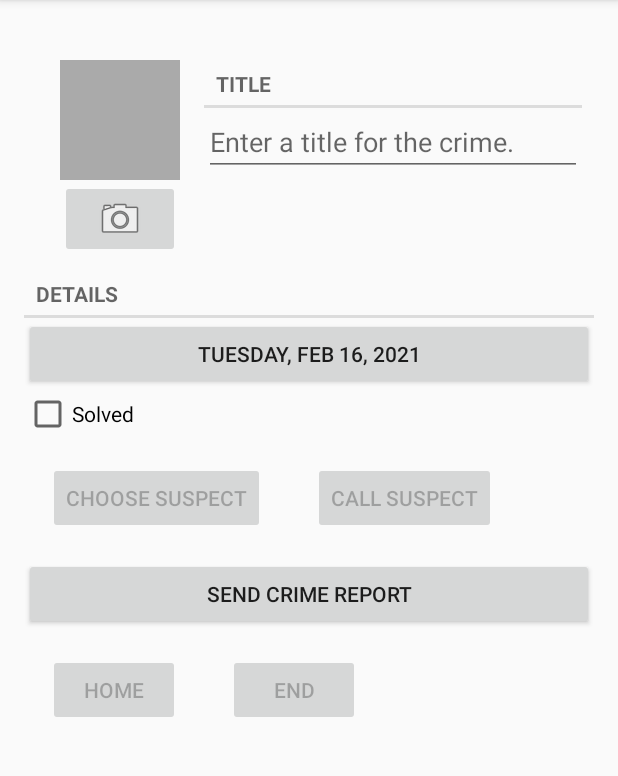
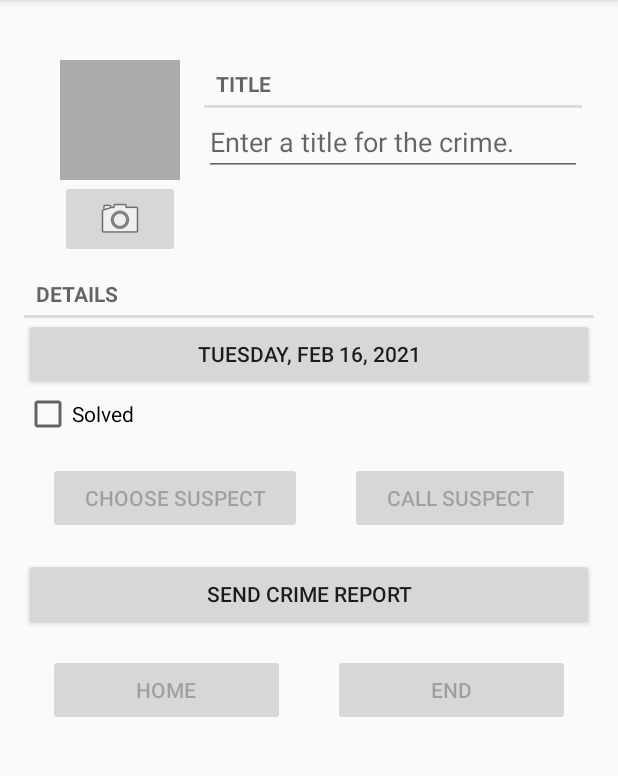
Before and after one commit to PaladiRka/Criminal-Intent, an Android app: the screen it shows after launch (CrimePagerActivity), after a tap on "New Crime", on a phone screen of 412 x 824 dp, the part 84-860 px from its top. Run offline under Robolectric (Android 15) with nearby library versions, the phone set to English and light mode, and no system bars.

Commit message:
Small cute for two button on one line.

```diff
--- a/app/src/main/res/layout/fragment_crime.xml
+++ b/app/src/main/res/layout/fragment_crime.xml
@@ -82,6 +82,7 @@
             android:layout_width="wrap_content"
             android:layout_height="wrap_content"
             android:layout_margin="16dp"
+            android:layout_weight="@android:integer/config_mediumAnimTime"
             android:text="@string/crime_suspect_text" />
 
         <Button
@@ -89,6 +90,7 @@
             android:layout_width="wrap_content"
             android:layout_height="wrap_content"
             android:layout_margin="16dp"
+            android:layout_weight="@android:integer/config_mediumAnimTime"
             android:text="@string/crime_suspect_call_text" />
     </LinearLayout>
 
@@ -108,6 +110,7 @@
             android:layout_width="wrap_content"
             android:layout_height="wrap_content"
             android:layout_margin="16dp"
+            android:layout_weight="@android:integer/config_mediumAnimTime"
             android:text="@string/home" />
 
         <Button
@@ -115,6 +118,7 @@
             android:layout_width="wrap_content"
             android:layout_height="wrap_content"
             android:layout_margin="16dp"
+            android:layout_weight="@android:integer/config_mediumAnimTime"
             android:text="@string/end" />
     </LinearLayout>
 
```
